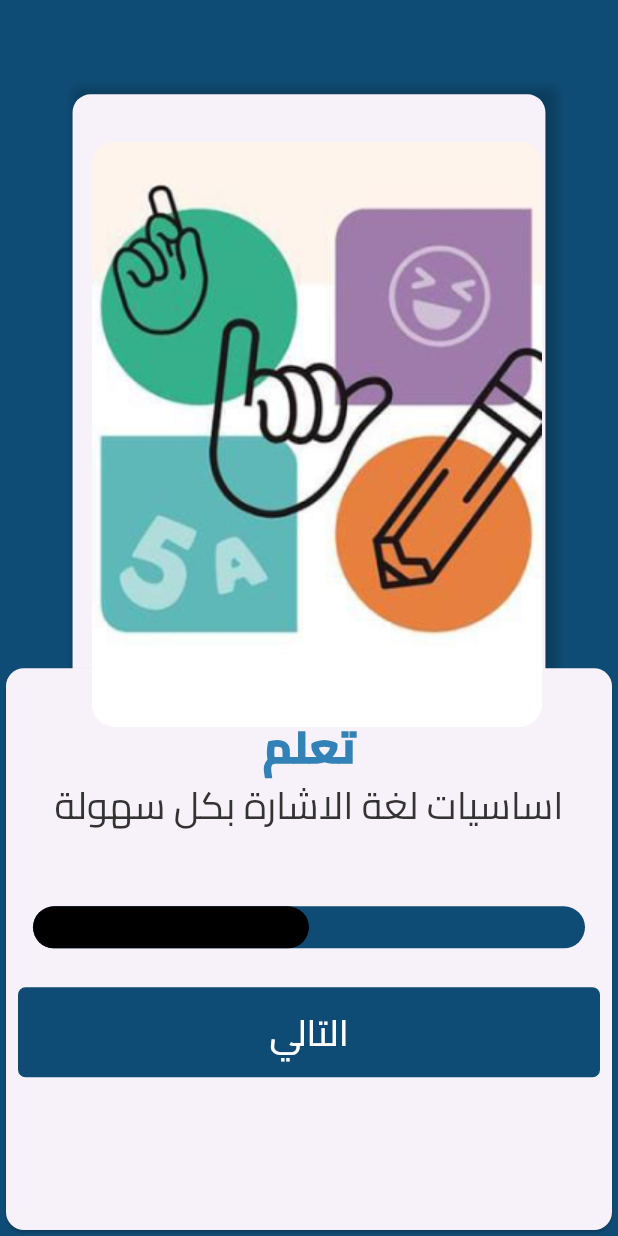
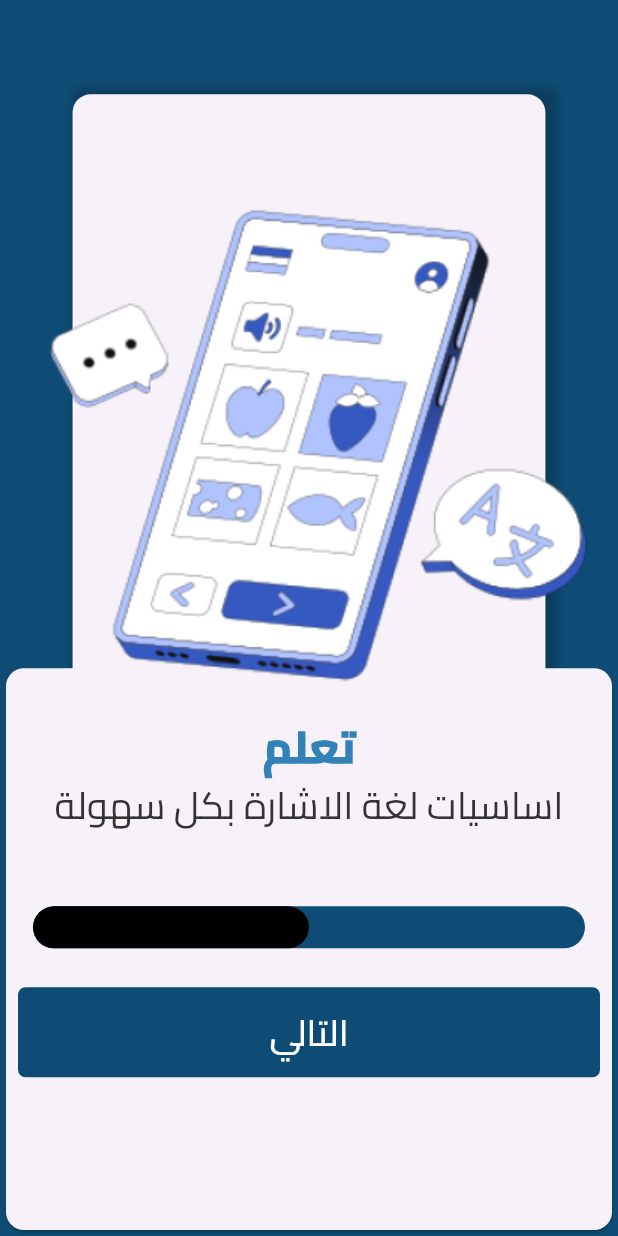
Before and after one commit to MahmoudYasserElbanna/flutter_sign_language_gp_app, a Flutter app: the IntroView2 screen opened by its route, after a tap on "التالي", on a phone screen of 412 x 824 dp. Run offline on Flutter 3.47's test engine with Material 3 defaults, Android fonts, the phone set to English and light mode, and no system bars; our stand-ins replace cloud_firestore, firebase_core, flutter_screenutil, font_awesome_flutter; accounts and stored records are empty.

Commit message:
refactor code

```diff
--- a/lib/Views/introduction_view1.dart
+++ b/lib/Views/introduction_view1.dart
@@ -15,6 +15,7 @@ class IntroView1 extends StatelessWidget {
           highLightText: 'تحويل النص',
           text: 'من صوت الى لغة اشارة عن طريق شخصية ثلاثية الأبعاد',
           pageIdtoPush: IntroView2.id,
+          image: 'assets/images/SplashScreenImage1.png',
         ),
       ),
     );
--- a/lib/Views/introduction_view2.dart
+++ b/lib/Views/introduction_view2.dart
@@ -1,9 +1,7 @@
 import 'package:flutter/material.dart';
 import 'package:sign_language_gp_app/Views/introduction_view3.dart';
 import 'package:sign_language_gp_app/constants.dart';
-import 'package:sign_language_gp_app/widgets/custom_card.dart';
-import 'package:sign_language_gp_app/widgets/custom_container.dart';
-import 'package:sign_language_gp_app/widgets/custom_position.dart';
+import 'package:sign_language_gp_app/widgets/custom_stack.dart';
 
 class IntroView2 extends StatelessWidget {
   const IntroView2({super.key});
@@ -13,19 +11,11 @@ class IntroView2 extends StatelessWidget {
     return SafeArea(
       child: Scaffold(
         backgroundColor: kPrimaryColor,
-        body: Stack(
-          clipBehavior: Clip.none,
-          children: [
-            //Container With Image
-            CustomCard(),
-            CustomContainer(
-              highLightText: 'قاموس',
-              text: 'متوفر لبعض الكلامات حتى يسهل عليك التعبير والبحث فيها',
-              pageId: IntroView3.id,
-            ),
-            //Image
-            CustomPosition(image: 'assets/images/SplashScreenImage2.png'),
-          ],
+        body: CustomStack(
+          highLightText: 'قاموس',
+          text: 'متوفر لبعض الكلامات حتى يسهل عليك التعبير والبحث فيها',
+          pageIdtoPush: IntroView3.id,
+          image: 'assets/images/SplashScreenImage2.png',
         ),
       ),
     );
--- a/lib/Views/introduction_view3.dart
+++ b/lib/Views/introduction_view3.dart
@@ -1,9 +1,7 @@
 import 'package:flutter/material.dart';
 import 'package:sign_language_gp_app/Views/landing_view.dart';
 import 'package:sign_language_gp_app/constants.dart';
-import 'package:sign_language_gp_app/widgets/custom_card.dart';
-import 'package:sign_language_gp_app/widgets/custom_container.dart';
-import 'package:sign_language_gp_app/widgets/custom_position.dart';
+import 'package:sign_language_gp_app/widgets/custom_stack.dart';
 
 class IntroView3 extends StatelessWidget {
   const IntroView3({super.key});
@@ -13,19 +11,11 @@ class IntroView3 extends StatelessWidget {
     return SafeArea(
       child: Scaffold(
         backgroundColor: kPrimaryColor,
-        body: Stack(
-          clipBehavior: Clip.none,
-          children: [
-            //Container With Image
-            CustomCard(),
-            CustomContainer(
-              highLightText: 'تعلم',
-              text: 'اساسيات لغة الاشارة بكل سهولة',
-              pageId: LandingView.id,
-            ),
-            //Image
-            CustomPosition(image: 'assets/images/SplashScreenImage3.png'),
-          ],
+        body: CustomStack(
+          highLightText: 'تعلم',
+          text: 'اساسيات لغة الاشارة بكل سهولة',
+          pageIdtoPush: LandingView.id,
+          image: 'assets/images/SplashScreenImage1.png',
         ),
       ),
     );
--- a/lib/widgets/custom_stack.dart
+++ b/lib/widgets/custom_stack.dart
@@ -10,8 +10,9 @@ class CustomStack extends StatelessWidget {
     required this.highLightText,
     required this.text,
     required this.pageIdtoPush,
+    required this.image,
   });
-  final String highLightText, text, pageIdtoPush;
+  final String highLightText, text, pageIdtoPush, image;
   @override
   Widget build(BuildContext context) {
     return Stack(
@@ -25,7 +26,7 @@ class CustomStack extends StatelessWidget {
           pageId: pageIdtoPush,
         ),
         //Image
-        CustomPosition(image: 'assets/images/SplashScreenImage1.png'),
+        CustomPosition(image: image),
       ],
     );
   }
```
